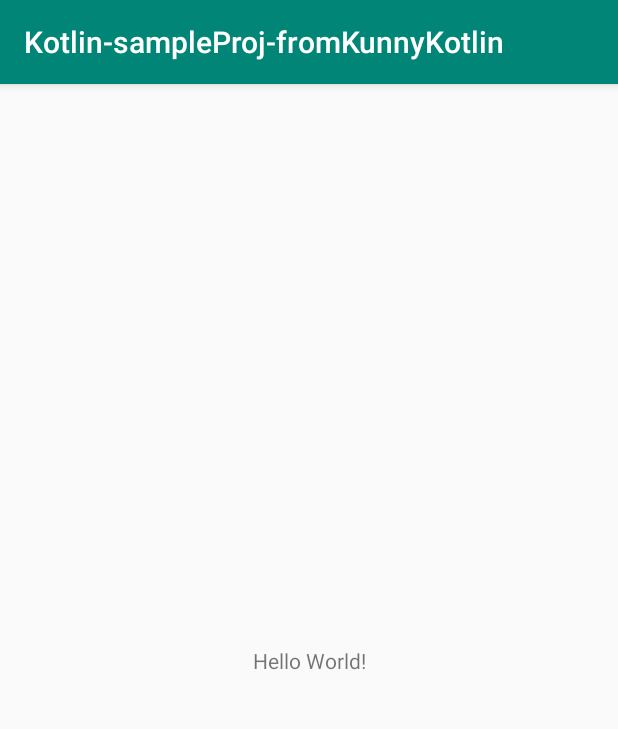
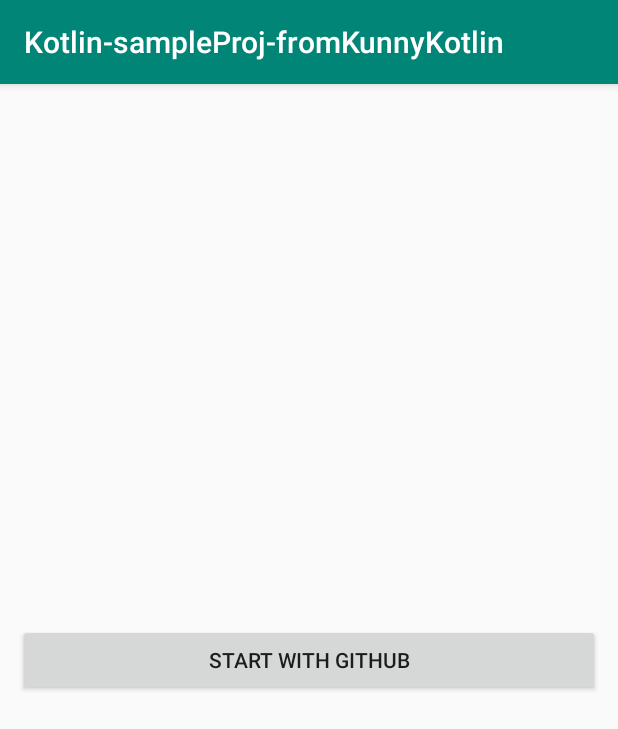
Before and after one commit to sykim-ivy/Kotlin-sampleProj-fromKunnyKotlin, an Android app: the screen it shows after launch (MainActivity before the commit, SignInActivity after it), on a phone screen of 412 x 824 dp. Shown: the top 729 px of the screen. Run offline under Robolectric (Android 15) with nearby library versions, the phone set to English and light mode, and no system bars.

Commit message:
impl in SignInActivity - 'Github OAuth API' using Okhttp3 and Retrofit2

```diff
--- a/app/build.gradle
+++ b/app/build.gradle
@@ -33,6 +33,12 @@ dependencies {
     implementation fileTree(dir: 'libs', include: ['*.jar'])
     implementation "com.android.support:appcompat-v7:$supportLibVersion"
     implementation 'com.android.support.constraint:constraint-layout:1.1.3'
+    implementation "com.android.support:customtabs:$supportLibVersion"
+    implementation "com.google.code.gson:gson:$gsonVersion"
+    implementation "com.squareup.okhttp3:okhttp:$okHttpVersion"
+    implementation "com.squareup.okhttp3:logging-interceptor:$okHttpVersion"
+    implementation "com.squareup.retrofit2:converter-gson:$retrofitVersion"
+    implementation "com.squareup.retrofit2:retrofit:$retrofitVersion"
     testImplementation 'junit:junit:4.12'
     androidTestImplementation 'com.android.support.test:runner:1.0.2'
     androidTestImplementation 'com.android.support.test.espresso:espresso-core:3.0.2'
--- /dev/null
+++ b/app/src/main/java/com/androidhuman/example/simplegithub/GithubApiProvider.java
@@ -0,0 +1,92 @@
+package com.androidhuman.example.simplegithub;
+
+import android.support.annotation.NonNull;
+
+import com.androidhuman.example.simplegithub.api.AuthApi;
+
+import java.io.IOException;
+
+import okhttp3.Interceptor;
+import okhttp3.OkHttpClient;
+import okhttp3.Request;
+import okhttp3.Response;
+import okhttp3.logging.HttpLoggingInterceptor;
+import retrofit2.Retrofit;
+import retrofit2.converter.gson.GsonConverterFactory;
+
+public class GithubApiProvider {
+
+    // access token 획득을 위한 API 객체를 생성
+    public static AuthApi provideAuthApi() {
+        return new Retrofit.Builder()
+                .baseUrl("https://github.com/")
+                .client(provideOkHttpClient(provideLoggingInterceptor(), null))
+                .addConverterFactory(GsonConverterFactory.create())
+                .build()
+                .create(AuthApi.class);
+    }
+
+    /**
+     * 네트워크 통신에 사용할 client객체 생성
+     * @param interceptor
+     * @return
+     */
+    private static OkHttpClient provideOkHttpClient(
+            @NonNull HttpLoggingInterceptor interceptor,
+            @NonNull AuthInterceptor authInterceptor) {
+        OkHttpClient.Builder b = new OkHttpClient.Builder();
+
+        if(null != authInterceptor) {
+            // 매 request의 header에 access token정보를 추가
+            b.addInterceptor(authInterceptor);
+        }
+
+        // 이 client를 통해 오고 가는 네트워크 req/res를 로그에 표시하도록 함
+        b.addInterceptor(interceptor);
+
+        return b.build();
+    }
+
+
+    /**
+     * 네트워크 req/res를 로그에 표시하는 Interceptor 객체 생성
+     * : OkHttp는 HttpLoggingInterceptor로 HTTP req/res 데이터를 기록함
+     * @return
+     */
+    private static HttpLoggingInterceptor provideLoggingInterceptor() {
+        HttpLoggingInterceptor interceptor = new HttpLoggingInterceptor();
+        interceptor.setLevel(HttpLoggingInterceptor.Level.BODY);
+        return interceptor;
+    }
+
+    /**
+     * request 헤더에 access token 정보를 추가하는 Application Interceptor 클래스
+     * : Interceptor는 OkHttp에 있는 강력한 메커니즘으로 네트워크 도중 무언가를 실어보내거나 가져올 수 있음
+     *
+     * Application Interceptor : 어플리케이션과 Okhttp Core 사이의 네트워크 req/res를 가로챔
+     *  cf) Network Interceptor : Okhttp Core과 Network 사이의 네트워크 req/res를 가로챔
+     *  (https://square.github.io/okhttp/interceptors/)
+     *
+     */
+    static class AuthInterceptor implements Interceptor {
+
+        private final String token;
+
+        AuthInterceptor(String token) {
+            this.token = token;
+        }
+
+        @Override
+        public Response intercept(Chain chain) throws IOException {
+            Request original = chain.request();
+
+            // request 헤더에 access token 정보를 추가
+            Request.Builder b = original.newBuilder()
+                    .addHeader("Authorization", "token "+token);
+
+            Request request = b.build();
+            return chain.proceed(request); // 모든 HTTP 작업이 이루어지는 곳에서 요청을 충족시키는 응답을 생성
+        }
+    }
+
+}
--- /dev/null
+++ b/app/src/main/java/com/androidhuman/example/simplegithub/api/AuthApi.java
@@ -0,0 +1,31 @@
+package com.androidhuman.example.simplegithub.api;
+
+import android.support.annotation.NonNull;
+
+import com.androidhuman.example.simplegithub.api.model.GithubAccessToken;
+
+import retrofit2.Call;
+import retrofit2.http.Field;
+import retrofit2.http.FormUrlEncoded;
+import retrofit2.http.Headers;
+import retrofit2.http.POST;
+
+/**
+ * Github OAuth API 인터페이스 (Retrofit용)
+ * : 사용자의 계정 인증후 redirect되면서 access token을 받도록 요청하는 API
+ * (https://developer.github.com/apps/building-oauth-apps/authorizing-oauth-apps/)
+ *
+ * - Retrofit 사용
+ *    Retrofit 에서는 사용할 API를 인터페이스로 선언
+ *     ㄴ> 호출방식, 경로, 반환되는 데이터 타입 등을 지정
+ */
+public interface AuthApi {
+    @FormUrlEncoded
+    @POST("login/oauth/access_token")
+    @Headers("Accept: application/json")
+    Call<GithubAccessToken> getAccessToken(
+            @NonNull @Field("client_id") String clientId,
+            @NonNull @Field("client_secret") String clientSecret,
+            @NonNull @Field("code") String code);
+
+}
--- /dev/null
+++ b/app/src/main/java/com/androidhuman/example/simplegithub/data/AuthTokenProvider.java
@@ -0,0 +1,35 @@
+package com.androidhuman.example.simplegithub.data;
+
+import android.content.Context;
+import android.preference.PreferenceManager;
+import android.support.annotation.NonNull;
+import android.support.annotation.Nullable;
+
+/**
+ * access token을 SharedPreferences에 저장하고 제공하는 클래스
+ */
+public final class AuthTokenProvider {
+    private static final String KEY_AUTH_TOKEN = "auth_token";
+
+    private Context context;
+
+    public AuthTokenProvider(@Nullable Context context) {
+        this.context = context;
+    }
+
+    // SharedPreferences에 access token을 저장
+    public void updateToken(@NonNull String token) {
+        PreferenceManager.getDefaultSharedPreferences(context).edit()
+                .putString(KEY_AUTH_TOKEN, token)
+                .apply();
+    }
+
+    // SharedPreferences에 저장된 access token을 반환
+    // 저장된 access token이 없는 경우 null값을 반환
+    @Nullable
+    public String getToken() {
+        return PreferenceManager.getDefaultSharedPreferences(context)
+                .getString(KEY_AUTH_TOKEN, null);
+    }
+
+}
--- a/app/src/main/java/com/androidhuman/example/simplegithub/MainActivity.java
+++ b/app/src/main/java/com/androidhuman/example/simplegithub/ui/MainActivity.java
@@ -1,7 +1,9 @@
-package com.androidhuman.example.simplegithub;
+package com.androidhuman.example.simplegithub.ui;
 
 import android.support.v7.app.AppCompatActivity;
 import android.os.Bundle;
+
+import com.androidhuman.example.simplegithub.R;
 
 public class MainActivity extends AppCompatActivity {
 
--- a/app/src/main/res/layout/activity_main.xml
+++ b/app/src/main/res/layout/activity_main.xml
@@ -4,7 +4,7 @@
     xmlns:tools="http://schemas.android.com/tools"
     android:layout_width="match_parent"
     android:layout_height="match_parent"
-    tools:context=".MainActivity">
+    tools:context=".ui.MainActivity">
 
     <TextView
         android:layout_width="wrap_content"
--- /dev/null
+++ b/app/src/main/res/layout/activity_sign_in.xml
@@ -0,0 +1,22 @@
+<?xml version="1.0" encoding="utf-8"?>
+<FrameLayout xmlns:android="http://schemas.android.com/apk/res/android"
+    android:layout_width="match_parent"
+    android:layout_height="match_parent"
+    android:orientation="vertical"
+    android:padding="12dp">
+
+    <Button
+        android:id="@+id/btnActivitySignInStart"
+        android:layout_width="match_parent"
+        android:layout_height="wrap_content"
+        android:layout_gravity="center"
+        android:text="@string/start_with_github" />
+
+    <ProgressBar
+        android:id="@+id/pbActivitySignIn"
+        android:layout_width="wrap_content"
+        android:layout_height="wrap_content"
+        android:layout_gravity="center"
+        android:visibility="gone" />
+
+</FrameLayout>
--- a/app/src/main/res/values/strings.xml
+++ b/app/src/main/res/values/strings.xml
@@ -1,3 +1,4 @@
 <resources>
     <string name="app_name">Kotlin-sampleProj-fromKunnyKotlin</string>
+    <string name="start_with_github">Start with Github</string>
 </resources>
```
Also changed, not shown: app/src/main/AndroidManifest.xml (+22 -2 lines), app/src/main/java/com/androidhuman/example/simplegithub/api/model/GithubAccessToken.java (added, +30 -0 lines), app/src/main/java/com/androidhuman/example/simplegithub/ui/signin/SignInActivity.java (added, +152 -0 lines).
